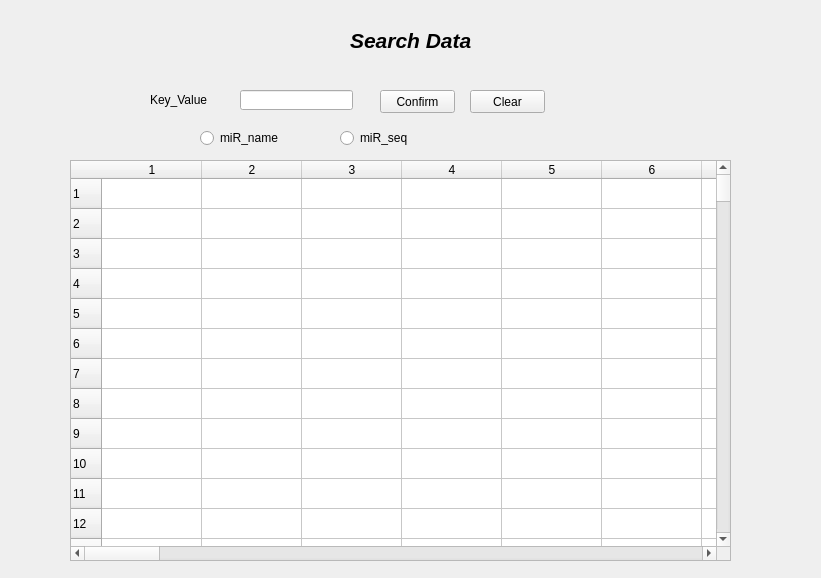
Above: qt/frontshow/searchdata.ui from Sheldon04/THLBase before the change. Below: the same form after it.
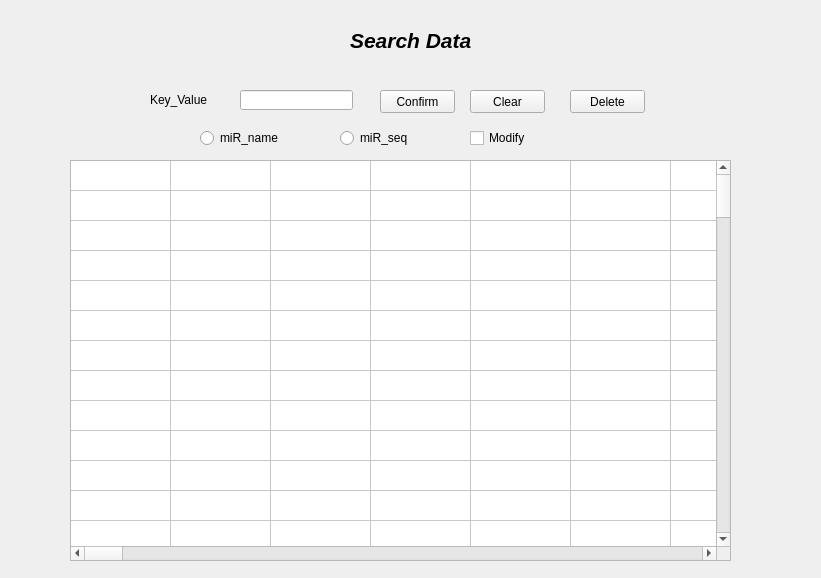
That is the form after the change.

What changed in the file:
```diff
--- a/qt/frontshow/searchdata.ui
+++ b/qt/frontshow/searchdata.ui
@@ -113,19 +113,16 @@
     <enum>Qt::SolidLine</enum>
    </property>
    <property name="rowCount">
-    <number>1000</number>
+    <number>100</number>
    </property>
    <property name="columnCount">
-    <number>50</number>
+    <number>100</number>
    </property>
    <attribute name="horizontalHeaderVisible">
-    <bool>true</bool>
-   </attribute>
-   <attribute name="horizontalHeaderDefaultSectionSize">
-    <number>100</number>
+    <bool>false</bool>
    </attribute>
    <attribute name="verticalHeaderVisible">
-    <bool>true</bool>
+    <bool>false</bool>
    </attribute>
    <row/>
    <row/>
@@ -227,906 +224,56 @@
    <row/>
    <row/>
    <row/>
-   <row/>
-   <row/>
-   <row/>
-   <row/>
-   <row/>
-   <row/>
-   <row/>
-   <row/>
-   <row/>
-   <row/>
-   <row/>
-   <row/>
-   <row/>
-   <row/>
-   <row/>
-   <row/>
-   <row/>
-   <row/>
-   <row/>
-   <row/>
-   <row/>
-   <row/>
-   <row/>
-   <row/>
-   <row/>
-   <row/>
-   <row/>
-   <row/>
-   <row/>
-   <row/>
-   <row/>
-   <row/>
-   <row/>
-   <row/>
-   <row/>
-   <row/>
-   <row/>
-   <row/>
-   <row/>
-   <row/>
-   <row/>
-   <row/>
-   <row/>
-   <row/>
-   <row/>
-   <row/>
-   <row/>
-   <row/>
-   <row/>
-   <row/>
-   <row/>
-   <row/>
-   <row/>
-   <row/>
-   <row/>
-   <row/>
-   <row/>
-   <row/>
-   <row/>
-   <row/>
-   <row/>
-   <row/>
-   <row/>
-   <row/>
-   <row/>
-   <row/>
-   <row/>
-   <row/>
-   <row/>
-   <row/>
-   <row/>
-   <row/>
-   <row/>
-   <row/>
-   <row/>
-   <row/>
-   <row/>
-   <row/>
-   <row/>
-   <row/>
-   <row/>
-   <row/>
-   <row/>
-   <row/>
-   <row/>
-   <row/>
-   <row/>
-   <row/>
-   <row/>
-   <row/>
-   <row/>
-   <row/>
-   <row/>
-   <row/>
-   <row/>
-   <row/>
-   <row/>
-   <row/>
-   <row/>
-   <row/>
-   <row/>
-   <row/>
-   <row/>
-   <row/>
-   <row/>
-   <row/>
-   <row/>
-   <row/>
-   <row/>
-   <row/>
-   <row/>
-   <row/>
-   <row/>
-   <row/>
-   <row/>
-   <row/>
-   <row/>
-   <row/>
-   <row/>
-   <row/>
-   <row/>
-   <row/>
-   <row/>
-   <row/>
-   <row/>
-   <row/>
-   <row/>
-   <row/>
-   <row/>
-   <row/>
-   <row/>
-   <row/>
-   <row/>
-   <row/>
-   <row/>
-   <row/>
-   <row/>
-   <row/>
-   <row/>
-   <row/>
-   <row/>
-   <row/>
-   <row/>
-   <row/>
-   <row/>
-   <row/>
-   <row/>
-   <row/>
-   <row/>
-   <row/>
-   <row/>
-   <row/>
-   <row/>
-   <row/>
-   <row/>
-   <row/>
-   <row/>
-   <row/>
-   <row/>
-   <row/>
-   <row/>
-   <row/>
-   <row/>
-   <row/>
-   <row/>
-   <row/>
-   <row/>
-   <row/>
-   <row/>
-   <row/>
-   <row/>
-   <row/>
-   <row/>
-   <row/>
-   <row/>
-   <row/>
-   <row/>
-   <row/>
-   <row/>
-   <row/>
-   <row/>
-   <row/>
-   <row/>
-   <row/>
-   <row/>
-   <row/>
-   <row/>
-   <row/>
-   <row/>
-   <row/>
-   <row/>
-   <row/>
-   <row/>
-   <row/>
-   <row/>
-   <row/>
-   <row/>
-   <row/>
-   <row/>
-   <row/>
-   <row/>
-   <row/>
-   <row/>
-   <row/>
-   <row/>
-   <row/>
-   <row/>
-   <row/>
-   <row/>
-   <row/>
-   <row/>
-   <row/>
-   <row/>
-   <row/>
-   <row/>
-   <row/>
-   <row/>
-   <row/>
-   <row/>
-   <row/>
-   <row/>
-   <row/>
-   <row/>
-   <row/>
-   <row/>
-   <row/>
-   <row/>
-   <row/>
-   <row/>
-   <row/>
-   <row/>
-   <row/>
-   <row/>
-   <row/>
-   <row/>
-   <row/>
-   <row/>
-   <row/>
-   <row/>
-   <row/>
-   <row/>
-   <row/>
-   <row/>
-   <row/>
-   <row/>
-   <row/>
-   <row/>
-   <row/>
-   <row/>
-   <row/>
-   <row/>
-   <row/>
-   <row/>
-   <row/>
-   <row/>
-   <row/>
-   <row/>
-   <row/>
-   <row/>
-   <row/>
-   <row/>
-   <row/>
-   <row/>
-   <row/>
-   <row/>
-   <row/>
-   <row/>
-   <row/>
-   <row/>
-   <row/>
-   <row/>
-   <row/>
-   <row/>
-   <row/>
-   <row/>
-   <row/>
-   <row/>
-   <row/>
-   <row/>
-   <row/>
-   <row/>
-   <row/>
-   <row/>
-   <row/>
-   <row/>
-   <row/>
-   <row/>
-   <row/>
-   <row/>
-   <row/>
-   <row/>
-   <row/>
-   <row/>
-   <row/>
-   <row/>
-   <row/>
-   <row/>
-   <row/>
-   <row/>
-   <row/>
-   <row/>
-   <row/>
-   <row/>
-   <row/>
-   <row/>
-   <row/>
-   <row/>
-   <row/>
-   <row/>
-   <row/>
-   <row/>
-   <row/>
-   <row/>
-   <row/>
-   <row/>
-   <row/>
-   <row/>
-   <row/>
-   <row/>
-   <row/>
-   <row/>
-   <row/>
-   <row/>
-   <row/>
-   <row/>
-   <row/>
-   <row/>
-   <row/>
-   <row/>
-   <row/>
-   <row/>
-   <row/>
-   <row/>
-   <row/>
-   <row/>
-   <row/>
-   <row/>
-   <row/>
-   <row/>
-   <row/>
-   <row/>
-   <row/>
-   <row/>
-   <row/>
-   <row/>
-   <row/>
-   <row/>
-   <row/>
-   <row/>
-   <row/>
-   <row/>
-   <row/>
-   <row/>
-   <row/>
-   <row/>
-   <row/>
-   <row/>
-   <row/>
-   <row/>
-   <row/>
-   <row/>
-   <row/>
-   <row/>
-   <row/>
-   <row/>
-   <row/>
-   <row/>
-   <row/>
-   <row/>
-   <row/>
-   <row/>
-   <row/>
-   <row/>
-   <row/>
-   <row/>
-   <row/>
-   <row/>
-   <row/>
-   <row/>
-   <row/>
-   <row/>
-   <row/>
-   <row/>
-   <row/>
-   <row/>
-   <row/>
-   <row/>
-   <row/>
-   <row/>
-   <row/>
-   <row/>
-   <row/>
-   <row/>
-   <row/>
-   <row/>
-   <row/>
-   <row/>
-   <row/>
-   <row/>
-   <row/>
-   <row/>
-   <row/>
-   <row/>
-   <row/>
-   <row/>
-   <row/>
-   <row/>
-   <row/>
-   <row/>
-   <row/>
-   <row/>
-   <row/>
-   <row/>
-   <row/>
-   <row/>
-   <row/>
-   <row/>
-   <row/>
-   <row/>
-   <row/>
-   <row/>
-   <row/>
-   <row/>
-   <row/>
-   <row/>
-   <row/>
-   <row/>
-   <row/>
-   <row/>
-   <row/>
-   <row/>
-   <row/>
-   <row/>
-   <row/>
-   <row/>
-   <row/>
-   <row/>
-   <row/>
-   <row/>
-   <row/>
-   <row/>
-   <row/>
-   <row/>
-   <row/>
-   <row/>
-   <row/>
-   <row/>
-   <row/>
-   <row/>
-   <row/>
-   <row/>
-   <row/>
-   <row/>
-   <row/>
-   <row/>
-   <row/>
-   <row/>
-   <row/>
-   <row/>
-   <row/>
-   <row/>
-   <row/>
-   <row/>
-   <row/>
-   <row/>
-   <row/>
-   <row/>
-   <row/>
-   <row/>
-   <row/>
-   <row/>
-   <row/>
-   <row/>
-   <row/>
-   <row/>
-   <row/>
-   <row/>
-   <row/>
-   <row/>
-   <row/>
-   <row/>
-   <row/>
-   <row/>
-   <row/>
-   <row/>
-   <row/>
-   <row/>
-   <row/>
-   <row/>
-   <row/>
-   <row/>
-   <row/>
-   <row/>
-   <row/>
-   <row/>
-   <row/>
-   <row/>
-   <row/>
-   <row/>
-   <row/>
-   <row/>
-   <row/>
-   <row/>
-   <row/>
-   <row/>
-   <row/>
-   <row/>
-   <row/>
-   <row/>
-   <row/>
-   <row/>
-   <row/>
-   <row/>
-   <row/>
-   <row/>
-   <row/>
-   <row/>
-   <row/>
-   <row/>
-   <row/>
-   <row/>
-   <row/>
-   <row/>
-   <row/>
-   <row/>
-   <row/>
-   <row/>
-   <row/>
-   <row/>
-   <row/>
-   <row/>
-   <row/>
-   <row/>
-   <row/>
-   <row/>
-   <row/>
-   <row/>
-   <row/>
-   <row/>
-   <row/>
-   <row/>
-   <row/>
-   <row/>
-   <row/>
-   <row/>
-   <row/>
-   <row/>
-   <row/>
-   <row/>
-   <row/>
-   <row/>
-   <row/>
-   <row/>
-   <row/>
-   <row/>
-   <row/>
-   <row/>
-   <row/>
-   <row/>
-   <row/>
-   <row/>
-   <row/>
-   <row/>
-   <row/>
-   <row/>
-   <row/>
-   <row/>
-   <row/>
-   <row/>
-   <row/>
-   <row/>
-   <row/>
-   <row/>
-   <row/>
-   <row/>
-   <row/>
-   <row/>
-   <row/>
-   <row/>
-   <row/>
-   <row/>
-   <row/>
-   <row/>
-   <row/>
-   <row/>
-   <row/>
-   <row/>
-   <row/>
-   <row/>
-   <row/>
-   <row/>
-   <row/>
-   <row/>
-   <row/>
-   <row/>
-   <row/>
-   <row/>
-   <row/>
-   <row/>
-   <row/>
-   <row/>
-   <row/>
-   <row/>
-   <row/>
-   <row/>
-   <row/>
-   <row/>
-   <row/>
-   <row/>
-   <row/>
-   <row/>
-   <row/>
-   <row/>
-   <row/>
-   <row/>
-   <row/>
-   <row/>
-   <row/>
-   <row/>
-   <row/>
-   <row/>
-   <row/>
-   <row/>
-   <row/>
-   <row/>
-   <row/>
-   <row/>
-   <row/>
-   <row/>
-   <row/>
-   <row/>
-   <row/>
-   <row/>
-   <row/>
-   <row/>
-   <row/>
-   <row/>
-   <row/>
-   <row/>
-   <row/>
-   <row/>
-   <row/>
-   <row/>
-   <row/>
-   <row/>
-   <row/>
-   <row/>
-   <row/>
-   <row/>
-   <row/>
-   <row/>
-   <row/>
-   <row/>
-   <row/>
-   <row/>
-   <row/>
-   <row/>
-   <row/>
-   <row/>
-   <row/>
-   <row/>
-   <row/>
-   <row/>
-   <row/>
-   <row/>
-   <row/>
-   <row/>
-   <row/>
-   <row/>
-   <row/>
-   <row/>
-   <row/>
-   <row/>
-   <row/>
-   <row/>
-   <row/>
-   <row/>
-   <row/>
-   <row/>
-   <row/>
-   <row/>
-   <row/>
-   <row/>
-   <row/>
-   <row/>
-   <row/>
-   <row/>
-   <row/>
-   <row/>
-   <row/>
-   <row/>
-   <row/>
-   <row/>
-   <row/>
-   <row/>
-   <row/>
-   <row/>
-   <row/>
-   <row/>
-   <row/>
-   <row/>
-   <row/>
-   <row/>
-   <row/>
-   <row/>
-   <row/>
-   <row/>
-   <row/>
-   <row/>
-   <row/>
-   <row/>
-   <row/>
-   <row/>
-   <row/>
-   <row/>
-   <row/>
-   <row/>
-   <row/>
-   <row/>
-   <row/>
-   <row/>
-   <row/>
-   <row/>
-   <row/>
-   <row/>
-   <row/>
-   <row/>
-   <row/>
-   <row/>
-   <row/>
-   <row/>
-   <row/>
-   <row/>
-   <row/>
-   <row/>
-   <row/>
-   <row/>
-   <row/>
-   <row/>
-   <row/>
-   <row/>
-   <row/>
-   <row/>
-   <row/>
-   <row/>
-   <row/>
-   <row/>
-   <row/>
-   <row/>
-   <row/>
-   <row/>
-   <row/>
-   <row/>
-   <row/>
-   <row/>
-   <row/>
-   <row/>
-   <row/>
-   <row/>
-   <row/>
-   <row/>
-   <row/>
-   <row/>
-   <row/>
-   <row/>
-   <row/>
-   <row/>
-   <row/>
-   <row/>
-   <row/>
-   <row/>
-   <row/>
-   <row/>
-   <row/>
-   <row/>
-   <row/>
-   <row/>
-   <row/>
-   <row/>
-   <row/>
-   <row/>
-   <row/>
-   <row/>
-   <row/>
-   <row/>
-   <row/>
-   <row/>
-   <row/>
-   <row/>
-   <row/>
-   <row/>
-   <row/>
-   <row/>
-   <row/>
-   <row/>
-   <row/>
-   <row/>
-   <row/>
-   <row/>
-   <row/>
-   <row/>
-   <row/>
-   <row/>
-   <row/>
-   <row/>
-   <row/>
-   <row/>
-   <row/>
-   <row/>
-   <row/>
-   <row/>
-   <row/>
-   <row/>
-   <row/>
-   <row/>
-   <row/>
-   <row/>
-   <row/>
-   <row/>
-   <row/>
-   <row/>
-   <row/>
-   <row/>
-   <row/>
-   <row/>
-   <row/>
-   <row/>
-   <row/>
-   <row/>
-   <row/>
-   <row/>
-   <row/>
-   <row/>
-   <row/>
-   <row/>
-   <row/>
-   <row/>
-   <row/>
-   <row/>
-   <row/>
-   <row/>
-   <row/>
-   <row/>
-   <row/>
-   <row/>
-   <row/>
-   <row/>
-   <row/>
-   <row/>
-   <row/>
-   <row/>
-   <row/>
-   <row/>
-   <row/>
-   <row/>
-   <row/>
-   <row/>
-   <row/>
-   <row/>
-   <row/>
-   <row/>
-   <row/>
-   <row/>
-   <row/>
-   <row/>
-   <row/>
-   <row/>
-   <row/>
-   <row/>
-   <row/>
-   <row/>
-   <row/>
-   <row/>
-   <row/>
-   <row/>
-   <row/>
-   <row/>
-   <row/>
-   <row/>
-   <row/>
-   <row/>
-   <row/>
-   <row/>
-   <row/>
-   <row/>
-   <row/>
-   <row/>
-   <row/>
-   <row/>
-   <row/>
-   <row/>
-   <row/>
-   <row/>
-   <row/>
-   <row/>
-   <row/>
-   <row/>
-   <row/>
-   <row/>
-   <row/>
+   <column/>
+   <column/>
+   <column/>
+   <column/>
+   <column/>
+   <column/>
+   <column/>
+   <column/>
+   <column/>
+   <column/>
+   <column/>
+   <column/>
+   <column/>
+   <column/>
+   <column/>
+   <column/>
+   <column/>
+   <column/>
+   <column/>
+   <column/>
+   <column/>
+   <column/>
+   <column/>
+   <column/>
+   <column/>
+   <column/>
+   <column/>
+   <column/>
+   <column/>
+   <column/>
+   <column/>
+   <column/>
+   <column/>
+   <column/>
+   <column/>
+   <column/>
+   <column/>
+   <column/>
+   <column/>
+   <column/>
+   <column/>
+   <column/>
+   <column/>
+   <column/>
+   <column/>
+   <column/>
+   <column/>
+   <column/>
+   <column/>
+   <column/>
    <column/>
    <column/>
    <column/>
@@ -1204,6 +351,32 @@
     <string/>
    </property>
   </widget>
+  <widget class="QPushButton" name="pushButton_3">
+   <property name="geometry">
+    <rect>
+     <x>570</x>
+     <y>90</y>
+     <width>75</width>
+     <height>23</height>
+    </rect>
+   </property>
+   <property name="text">
+    <string>Delete</string>
+   </property>
+  </widget>
+  <widget class="QCheckBox" name="checkBox">
+   <property name="geometry">
+    <rect>
+     <x>470</x>
+     <y>130</y>
+     <width>71</width>
+     <height>16</height>
+    </rect>
+   </property>
+   <property name="text">
+    <string>Modify</string>
+   </property>
+  </widget>
   <zorder>movieLabel</zorder>
   <zorder>label</zorder>
   <zorder>label_2</zorder>
```
Left out of the diff: 2 changed lines with no effect on the pictures.
